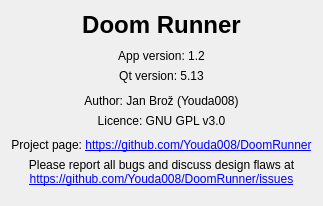
First picture: the form in Forms/AboutDialog.ui, repository Youda008/DoomRunner, before the edit.
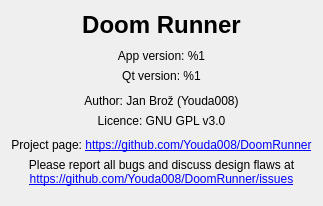
Second picture: the form after the edit.

Commit message: loading version number from file

```diff
--- a/Forms/AboutDialog.ui
+++ b/Forms/AboutDialog.ui
@@ -56,10 +56,7 @@
    <item>
     <widget class="QLabel" name="label_2">
      <property name="text">
-      <string>&lt;html&gt;&lt;head/&gt;&lt;body&gt;&lt;p&gt;App version: 1.2&lt;/p&gt;&lt;/body&gt;&lt;/html&gt;</string>
-     </property>
-     <property name="textFormat">
-      <enum>Qt::RichText</enum>
+      <string>App version: %1</string>
      </property>
      <property name="alignment">
       <set>Qt::AlignCenter</set>
@@ -69,7 +66,7 @@
    <item>
     <widget class="QLabel" name="label_4">
      <property name="text">
-      <string>Qt version: 5.13</string>
+      <string>Qt version: %1</string>
      </property>
      <property name="alignment">
       <set>Qt::AlignCenter</set>
```
Left out of the diff: 17 changed lines with no effect on the pictures. The commit also changes 6 other files.
